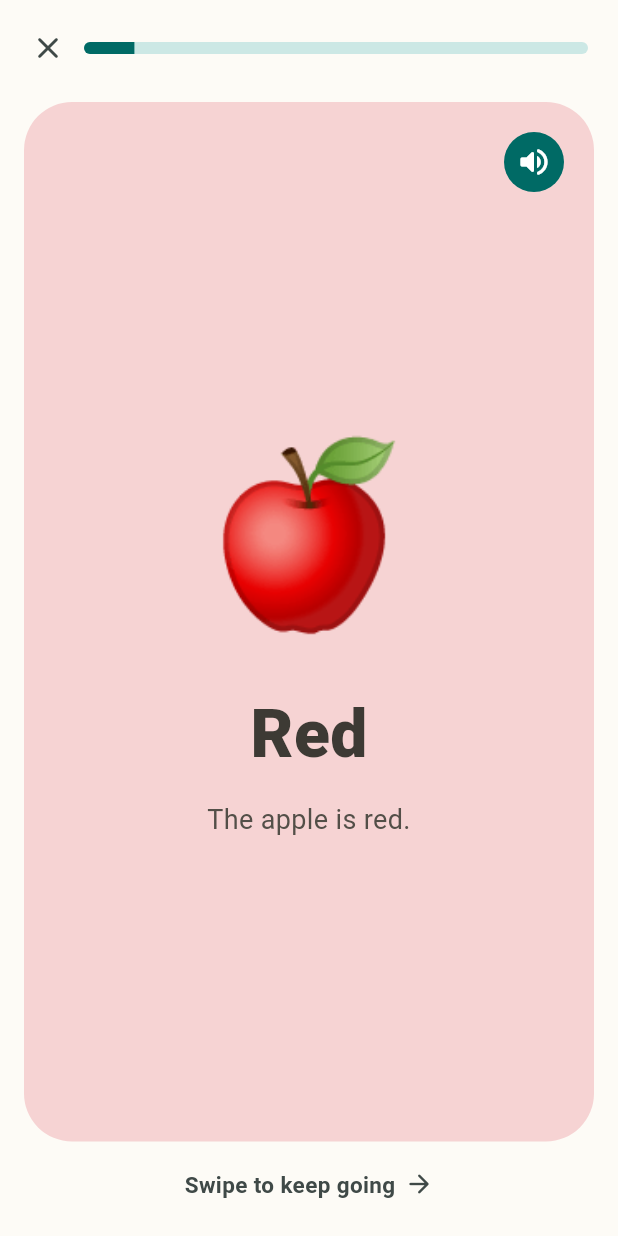
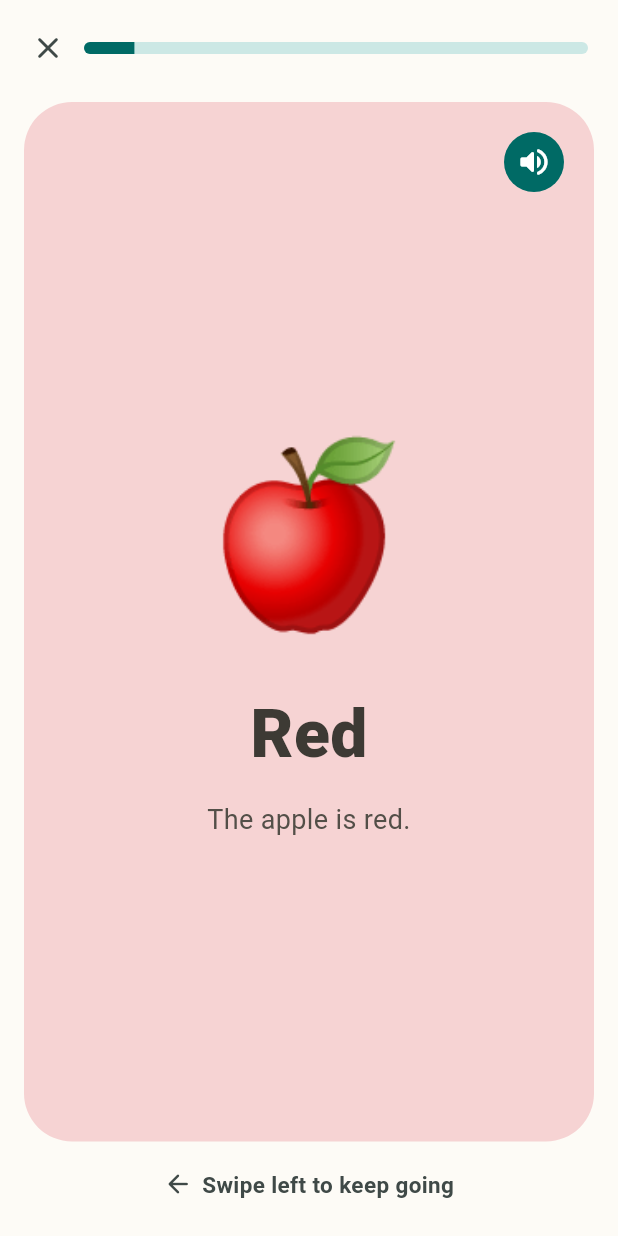
Before and after one commit to damiapp/kids-books, a Flutter app: the LessonScreen screen opened directly with sample values from the repository, on a phone screen of 412 x 824 dp. Run offline on Flutter 3.47's test engine with Material 3 defaults, Android fonts, the phone set to English and light mode, and no system bars; our stand-ins replace firebase_auth, firebase_core, flutter_tts, shared_preferences; missing offline and left inert: purchases_flutter; accounts and stored records are empty.

Commit message:
Make the lesson forward-only and point the swipe hint the right way
Two things about the swipe:

Answering a question and then swiping back landed you on that same
question again, free to re-answer it — and because the page you're on
is what gets saved as your place in the lesson, going back dragged
your saved progress back with it. _ForwardOnlyPageScrollPhysics now
reports anything before the current page as overscroll, so a backward
drag is absorbed and springs back, the same way the list already
behaves on its first page. Forward is left to the parent physics,
which still stops at the end of the lesson.

The page to stop at is read through a callback rather than passed as
a number: a ScrollPosition keeps the physics object it was built with,
and Scrollable only replaces the position when the physics *type*
changes, so a captured index would have frozen on the step that armed
it and let you walk back from there.

The hint pointed right while the gesture goes left — advancing a
PageView means dragging the page leftwards. It now reads "Swipe left
to keep going", with the arrow pointing left and the drift animation
tracing the same direction.

Bumps to 0.8.9+24.

Co-Authored-By: Claude Opus 5 <noreply@anthropic.com>
Claude-Session: https://claude.ai/code/session_01HfN1WFWwEEC8eDXrWps3Gx

```diff
--- a/lib/screens/lesson_screen.dart
+++ b/lib/screens/lesson_screen.dart
@@ -32,6 +32,43 @@ List<_Step> _buildSteps(Lesson lesson) {
     steps.add(_PracticeStep(word, choices));
   }
   return steps;
+}
+
+/// Paging that only ever goes forward. Swiping back would put a kid on
+/// a question they've already answered — and, since the page they land
+/// on is saved as their place in the lesson, drag their progress
+/// backwards with them.
+class _ForwardOnlyPageScrollPhysics extends PageScrollPhysics {
+  const _ForwardOnlyPageScrollPhysics({
+    super.parent,
+    required this.currentPage,
+  });
+
+  /// The furthest back they're allowed: the page they're on. It's read
+  /// live rather than passed as a number, because a ScrollPosition keeps
+  /// the physics object it was built with — Scrollable only replaces the
+  /// position when the physics *type* changes, so a page index captured
+  /// here would freeze on whichever step armed this first.
+  final ValueGetter<int> currentPage;
+
+  @override
+  _ForwardOnlyPageScrollPhysics applyTo(ScrollPhysics? ancestor) =>
+      _ForwardOnlyPageScrollPhysics(
+        parent: buildParent(ancestor),
+        currentPage: currentPage,
+      );
+
+  @override
+  double applyBoundaryConditions(ScrollMetrics position, double value) {
+    // A page is one viewport wide, so this is where the current one
+    // starts. Reporting anything before it as overscroll is exactly how
+    // the list already behaves at its first page — the drag is absorbed
+    // and it springs back. Forward is left to the parent, which still
+    // stops at the end of the lesson.
+    final floor = currentPage() * position.viewportDimension;
+    if (value < floor) return value - floor;
+    return super.applyBoundaryConditions(position, value);
+  }
 }
 
 /// Plays one lesson: a "learn" step (see + hear the word) followed by a
@@ -178,10 +215,12 @@ class _LessonScreenState extends State<LessonScreen> {
                 Expanded(
                   child: PageView.builder(
                     controller: _controller,
-                    // Learn steps swipe freely; an unanswered practice step
-                    // is a wall until the right picture is tapped.
+                    // An unanswered practice step is a wall until the
+                    // right picture is tapped; everything else moves
+                    // forward only, never back.
                     physics: _canSwipe
-                        ? const PageScrollPhysics()
+                        ? _ForwardOnlyPageScrollPhysics(
+                            currentPage: () => _index)
                         : const NeverScrollableScrollPhysics(),
                     onPageChanged: _onPageChanged,
                     itemCount: _steps.length,
@@ -307,8 +346,9 @@ class _LearnView extends StatelessWidget {
   }
 }
 
-/// Nudges the swipe, since a three-year-old won't guess it. Drifts right
-/// and back so it reads as "keep going this way".
+/// Nudges the swipe, since a three-year-old won't guess it. Advancing a
+/// PageView means dragging the page leftwards, so the arrow points that
+/// way and the whole hint drifts left and back to trace the gesture.
 class _SwipeHint extends StatefulWidget {
   const _SwipeHint();
 
@@ -340,22 +380,22 @@ class _SwipeHintState extends State<_SwipeHint>
     return AnimatedBuilder(
       animation: _drift,
       builder: (context, child) => Transform.translate(
-        offset: Offset(_drift.value * 12, 0),
+        offset: Offset(_drift.value * -12, 0),
         child: child,
       ),
       child: Row(
         mainAxisAlignment: MainAxisAlignment.center,
         children: [
+          Icon(Icons.arrow_back_rounded, size: 20, color: color),
+          const SizedBox(width: 6),
           Text(
-            'Swipe to keep going',
+            'Swipe left to keep going',
             style: TextStyle(
               fontSize: 15,
               fontWeight: FontWeight.w700,
               color: color,
             ),
           ),
-          const SizedBox(width: 6),
-          Icon(Icons.arrow_forward_rounded, size: 20, color: color),
         ],
       ),
     );
--- a/pubspec.yaml
+++ b/pubspec.yaml
@@ -5,7 +5,7 @@ publish_to: "none"
 # MINOR when a roadmap phase ships (see README), and always bump the build
 # number (+N, after the +) on every push — that's what makes each APK
 # install as an update on a phone instead of needing an uninstall first.
-version: 0.8.8+23
+version: 0.8.9+24
 
 environment:
   sdk: ">=3.6.0 <4.0.0"
```
Also changed, not shown: 1 other file.
